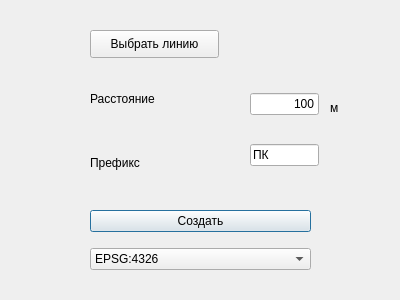
Aykuayvenchorr/QGIS_plugin_picketing, file calculate_picketing_dialog_base.ui: the form before one commit.
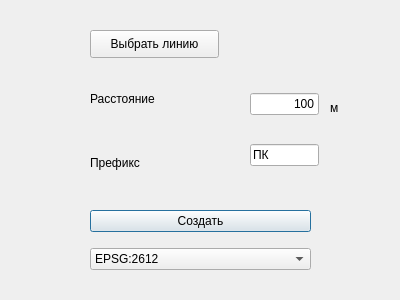
The form after the commit.

Commit message: target crs works if rectangular

The edit to the form file:
```diff
--- a/calculate_picketing_dialog_base.ui
+++ b/calculate_picketing_dialog_base.ui
@@ -109,6 +109,11 @@
     </item>
     <item>
      <widget class="QComboBox" name="ChooseCRS">
+      <item>
+       <property name="text">
+        <string>EPSG:2612</string>
+       </property>
+      </item>
       <item>
        <property name="text">
         <string>EPSG:4326</string>
```
Left out of the diff: 10 changed lines with no effect on the pictures. The commit also changes 2 other files.
